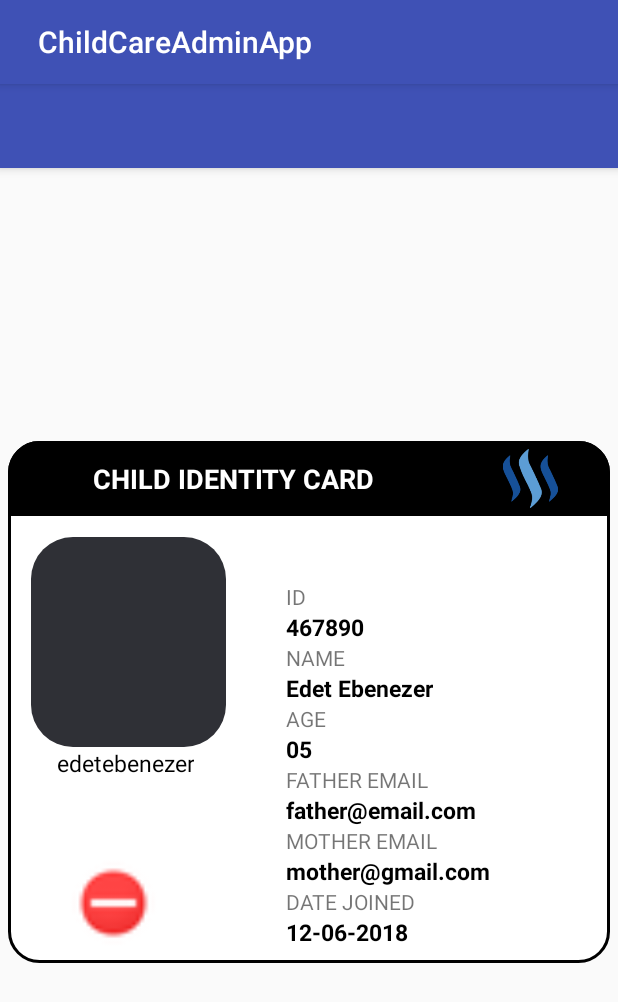
After one commit to afnan2013/ChildCareApp2019, an Android app: the ChildIdCardActivity screen opened directly, with no data from a screen before it, on a phone screen of 412 x 824 dp. The commit adds this screen. Shown: the top 1002 px of the screen. Run offline under Robolectric (Android 15) with nearby library versions, the phone set to English and light mode, and no system bars.

Commit message:
Solve the Recyclerview issue and adding the id card layout

```diff
--- a/app/src/main/AndroidManifest.xml
+++ b/app/src/main/AndroidManifest.xml
@@ -3,6 +3,8 @@
     package="com.example.anonymous.childcareadminapp">
 
     <uses-permission android:name="android.permission.INTERNET" />
+    <uses-permission android:name="android.permission.WRITE_EXTERNAL_STORAGE" />
+    <uses-permission android:name="android.permission.READ_EXTERNAL_STORAGE" />
 
     <application
         android:allowBackup="true"
@@ -30,7 +32,8 @@
         <activity
             android:name=".AdminActivity"
             android:theme="@style/AppTheme.NoActionBar" />
-        <activity android:name=".DisplayChildProfileActivity"></activity>
+        <activity android:name=".DisplayChildProfileActivity" />
+        <activity android:name=".ChildIdCardActivity"></activity>
     </application>
 
 </manifest>
--- /dev/null
+++ b/app/src/main/java/com/example/anonymous/childcareadminapp/ChildIdCardActivity.java
@@ -0,0 +1,13 @@
+package com.example.anonymous.childcareadminapp;
+
+import android.support.v7.app.AppCompatActivity;
+import android.os.Bundle;
+
+public class ChildIdCardActivity extends AppCompatActivity {
+
+    @Override
+    protected void onCreate(Bundle savedInstanceState) {
+        super.onCreate(savedInstanceState);
+        setContentView(R.layout.activity_child_id_card);
+    }
+}
--- /dev/null
+++ b/app/src/main/res/drawable/round_corners_heading.xml
@@ -0,0 +1,10 @@
+<?xml version="1.0" encoding="utf-8"?>
+<shape xmlns:android="http://schemas.android.com/apk/res/android">
+    <solid android:color="#000"/>
+    <stroke android:width="2dp" android:color="#000"/>
+    <corners android:topRightRadius="20dp"
+        android:topLeftRadius="20dp"
+        />
+    <padding android:left="0dp" android:right="0dp" android:top="0dp" android:bottom="0dp"/>
+
+</shape>
--- /dev/null
+++ b/app/src/main/res/drawable/rounded_corners.xml
@@ -0,0 +1,9 @@
+<?xml version="1.0" encoding="utf-8"?>
+<shape xmlns:android="http://schemas.android.com/apk/res/android">
+    <solid android:color="#FFF"/>
+    <stroke android:width="2dp" android:color="#000"/>
+    <corners android:radius="20dp"
+        />
+    <padding android:left="0dp" android:right="0dp" android:top="0dp" android:bottom="0dp"/>
+
+</shape>
--- /dev/null
+++ b/app/src/main/res/layout/activity_child_id_card.xml
@@ -0,0 +1,25 @@
+<?xml version="1.0" encoding="utf-8"?>
+<android.support.design.widget.CoordinatorLayout xmlns:android="http://schemas.android.com/apk/res/android"
+    xmlns:app="http://schemas.android.com/apk/res-auto"
+    xmlns:tools="http://schemas.android.com/tools"
+    android:layout_width="match_parent"
+    android:layout_height="match_parent"
+    tools:context=".ChildIdCardActivity">
+
+    <android.support.design.widget.AppBarLayout
+        android:layout_width="match_parent"
+        android:layout_height="wrap_content"
+        android:theme="@style/AppTheme.AppBarOverlay">
+
+        <android.support.v7.widget.Toolbar
+            android:id="@+id/toolbar_child_id_card"
+            android:layout_width="match_parent"
+            android:layout_height="?attr/actionBarSize"
+            android:background="?attr/colorPrimary"
+            app:popupTheme="@style/AppTheme.PopupOverlay" />
+
+    </android.support.design.widget.AppBarLayout>
+
+    <include layout="@layout/content_child_idcard" />
+
+</android.support.design.widget.CoordinatorLayout>
--- a/app/src/main/res/layout/activity_display_child_profile.xml
+++ b/app/src/main/res/layout/activity_display_child_profile.xml
@@ -17,7 +17,7 @@
         android:visibility="gone"/>
 
     <ImageView
-        android:id="@+id/imageView2"
+        android:id="@+id/img_child_profile"
         android:layout_width="80dp"
         android:layout_height="@dimen/logo_w_h"
         android:layout_gravity="center_horizontal"
--- /dev/null
+++ b/app/src/main/res/layout/content_child_idcard.xml
@@ -0,0 +1,214 @@
+<?xml version="1.0" encoding="utf-8"?>
+<RelativeLayout
+    xmlns:android="http://schemas.android.com/apk/res/android"
+    xmlns:app="http://schemas.android.com/apk/res-auto"
+    xmlns:tools="http://schemas.android.com/tools"
+    android:layout_width="match_parent"
+    android:layout_height="match_parent"
+    android:layout_margin="5dp"
+    app:layout_behavior="@string/appbar_scrolling_view_behavior"
+    tools:context=".ChildIdCardActivity"
+    tools:showIn="@layout/activity_child_id_card">
+
+    <RelativeLayout
+        android:id="@+id/idCardLayout"
+        android:layout_width="match_parent"
+        android:layout_height="wrap_content"
+        android:background="@drawable/rounded_corners"
+        android:paddingBottom="10dp"
+        android:layout_centerVertical="true"
+        android:layout_alignParentStart="true">
+
+        <LinearLayout
+            android:id="@+id/heading_layout"
+            android:layout_width="match_parent"
+            android:layout_height="wrap_content"
+            android:background="@drawable/round_corners_heading"
+            android:orientation="horizontal">
+
+            <TextView
+                android:layout_width="0dp"
+                android:layout_height="match_parent"
+                android:layout_weight="3"
+                android:gravity="center"
+                android:paddingBottom="10dp"
+                android:paddingTop="10dp"
+                android:text="CHILD IDENTITY CARD"
+                android:textColor="#FFF"
+                android:textSize="18sp"
+                android:textStyle="bold" />
+
+            <ImageView
+                android:id="@+id/steemLogo"
+                android:layout_width="0dp"
+                android:layout_height="50dp"
+                android:layout_gravity="center_vertical"
+                android:layout_weight="1"
+                android:padding="5dp"
+                android:src="@drawable/steemitlogo" />
+
+        </LinearLayout>
+
+        <RelativeLayout
+            android:layout_width="match_parent"
+            android:layout_height="wrap_content"
+            android:layout_below="@+id/heading_layout"
+            android:layout_alignParentStart="true"
+            android:layout_marginTop="14dp">
+
+            <ImageView
+                android:id="@+id/img_child_profile"
+                android:layout_width="140dp"
+                android:layout_height="140dp"
+                android:layout_marginLeft="5dp"
+                android:layout_marginRight="40dp"
+                android:paddingLeft="10dp"
+                android:src="@android:drawable/toast_frame"
+                android:layout_alignParentTop="true"
+                android:layout_alignParentStart="true" />
+
+            <TextView
+                android:id="@+id/id_text"
+                android:layout_width="wrap_content"
+                android:layout_height="wrap_content"
+                android:layout_marginTop="30dp"
+                android:layout_toRightOf="@+id/img_child_profile"
+                android:text="ID"
+                android:textSize="14sp" />
+
+            <TextView
+                android:id="@+id/child_id"
+                android:layout_width="wrap_content"
+                android:layout_height="wrap_content"
+                android:layout_below="@+id/id_text"
+                android:layout_toRightOf="@+id/img_child_profile"
+                android:text="467890"
+                android:textColor="#000"
+                android:textSize="15sp"
+                android:textStyle="bold" />
+
+            <TextView
+                android:id="@+id/name_text"
+                android:layout_width="wrap_content"
+                android:layout_height="wrap_content"
+                android:layout_below="@+id/child_id"
+                android:layout_toRightOf="@+id/img_child_profile"
+                android:text="NAME"
+                android:textSize="14sp" />
+
+            <TextView
+                android:id="@+id/child_fullname"
+                android:layout_width="wrap_content"
+                android:layout_height="wrap_content"
+                android:layout_below="@+id/name_text"
+                android:layout_toRightOf="@+id/img_child_profile"
+                android:text="Edet Ebenezer"
+                android:textColor="#000"
+                android:textSize="15sp"
+                android:textStyle="bold" />
+
+            <TextView
+                android:id="@+id/child_nick_name"
+                android:layout_width="wrap_content"
+                android:layout_height="wrap_content"
+                android:gravity="center_horizontal"
+                android:text="edetebenezer"
+                android:textColor="#000"
+                android:textSize="15sp"
+                android:layout_below="@+id/img_child_profile"
+                android:layout_alignEnd="@+id/qr_code"
+                android:layout_marginEnd="11dp" />
+
+            <TextView
+                android:id="@+id/age_text"
+                android:layout_width="wrap_content"
+                android:layout_height="wrap_content"
+                android:layout_below="@+id/child_fullname"
+                android:layout_toRightOf="@+id/img_child_profile"
+                android:text="AGE"
+                android:textSize="14sp" />
+
+            <TextView
+                android:id="@+id/child_age"
+                android:layout_width="wrap_content"
+                android:layout_height="wrap_content"
+                android:layout_below="@+id/age_text"
+                android:layout_toRightOf="@+id/img_child_profile"
+                android:text="05"
+                android:textColor="#000"
+                android:textSize="15sp"
+                android:textStyle="bold" />
+
+            <TextView
+                android:id="@+id/father_text"
+                android:layout_width="wrap_content"
+                android:layout_height="wrap_content"
+                android:layout_below="@+id/child_age"
+                android:layout_toRightOf="@+id/img_child_profile"
+                android:text="FATHER EMAIL"
+                android:textSize="14sp" />
+
+            <TextView
+                android:id="@+id/child_father_email"
+                android:layout_width="wrap_content"
+                android:layout_height="wrap_content"
+                android:layout_below="@+id/father_text"
+                android:layout_toRightOf="@+id/img_child_profile"
+                android:text="father@email.com"
+                android:textColor="#000"
+                android:textSize="15sp"
+                android:textStyle="bold" />
+
+            <TextView
+                android:id="@+id/mother_text"
+                android:layout_width="wrap_content"
+                android:layout_height="wrap_content"
+                android:text="MOTHER EMAIL"
+                android:textSize="14sp"
+                android:layout_below="@+id/child_father_email"
+                android:layout_toEndOf="@+id/img_child_profile" />
+
+            <TextView
+                android:id="@+id/chid_mother_email"
+                android:layout_width="wrap_content"
+                android:layout_height="wrap_content"
+                android:layout_below="@+id/mother_text"
+                android:layout_toRightOf="@+id/img_child_profile"
+                android:text="mother@gmail.com"
+                android:textColor="#000"
+                android:textSize="15sp"
+                android:textStyle="bold" />
+
+            <TextView
+                android:id="@+id/date_text"
+                android:layout_width="wrap_content"
+                android:layout_height="wrap_content"
+                android:layout_below="@+id/chid_mother_email"
+                android:layout_toRightOf="@+id/img_child_profile"
+                android:text="DATE JOINED"
+                android:textSize="14sp" />
+
+            <TextView
+                android:id="@+id/date"
+                android:layout_width="wrap_content"
+                android:layout_height="wrap_content"
+                android:layout_below="@+id/date_text"
+                android:layout_toRightOf="@+id/img_child_profile"
+                android:text="12-06-2018"
+                android:textColor="#000"
+                android:textSize="15sp"
+                android:textStyle="bold" />
+
+            <ImageView
+                android:id="@+id/qr_code"
+                android:layout_width="60dp"
+                android:layout_height="60dp"
+                android:layout_marginRight="10dp"
+                android:src="@android:drawable/presence_busy"
+                android:layout_alignBottom="@+id/date"
+                android:layout_alignEnd="@+id/img_child_profile"
+                android:layout_alignStart="@+id/img_child_profile" />
+        </RelativeLayout>
+
+    </RelativeLayout>
+</RelativeLayout>
```
Also changed, not shown: app/build.gradle (+3 -8 lines), app/src/main/java/com/example/anonymous/childcareadminapp/AllAccountsAdminFragment.java (+20 -12 lines), app/src/main/java/com/example/anonymous/childcareadminapp/ChildProfileAdapter.java (+70 -57 lines), app/src/main/java/com/example/anonymous/childcareadminapp/DisplayChildProfileActivity.java (+12 -0 lines), app/src/main/res/layout/display_child_list_row.xml (+8 -3 lines), app/src/main/res/layout/fragment_all_accounts_admin.xml (+16 -9 lines), app/src/main/res/drawable/steemitlogo.png (added).
